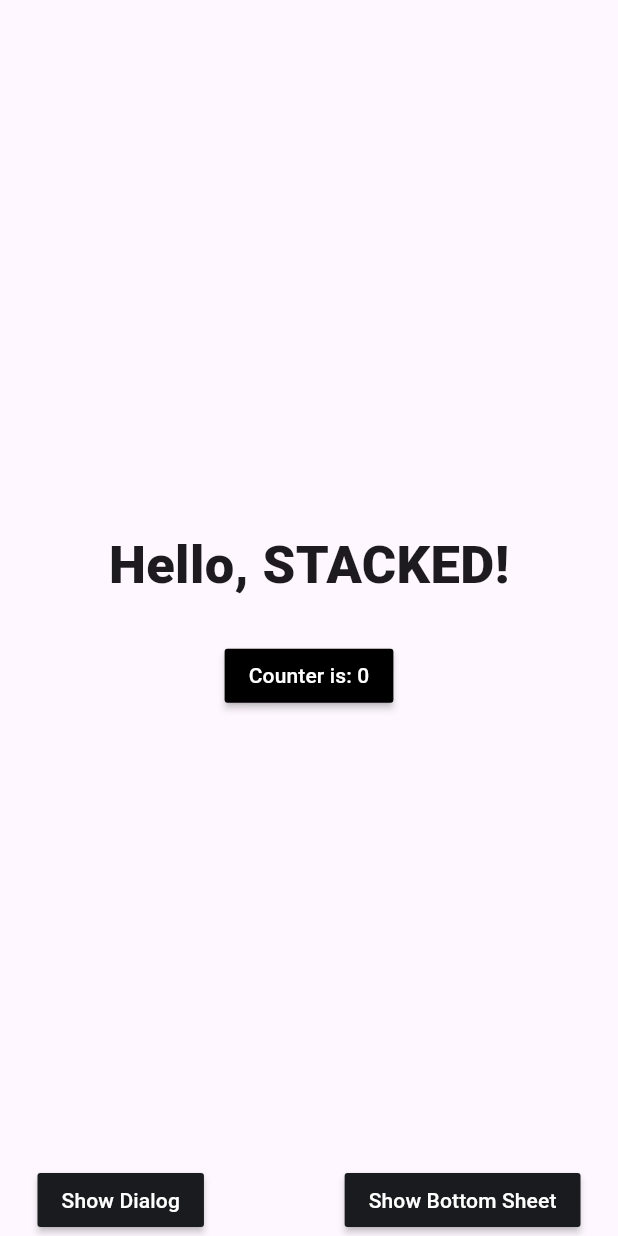
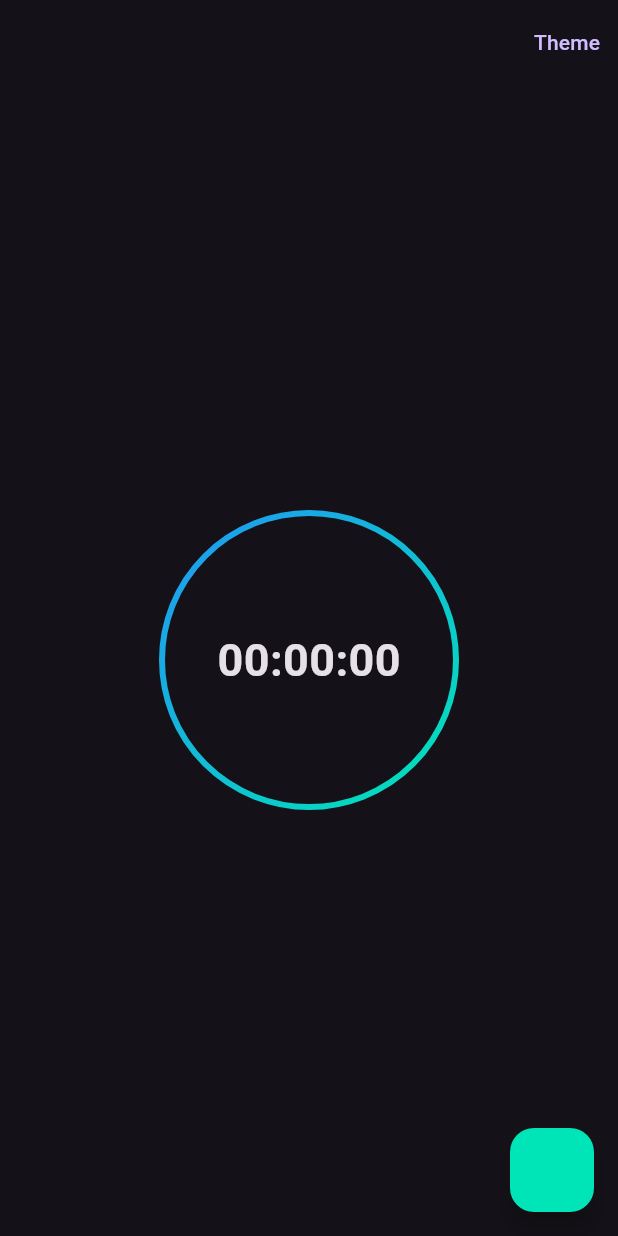
Before and after one commit to shadyaziza/ostra, a Flutter app: the screen it shows after launch, on a phone screen of 412 x 824 dp. Run offline on Flutter 3.47's test engine with Material 3 defaults, Android fonts, the light colour scheme and no system bars; our stand-ins replace rxdart, stacked, stacked_services, stacked_shared.

Commit message:
basic timer and theme

```diff
--- a/lib/app/app.locator.dart
+++ b/lib/app/app.locator.dart
@@ -10,6 +10,8 @@ import 'package:stacked_services/src/bottom_sheet/bottom_sheet_service.dart';
 import 'package:stacked_services/src/dialog/dialog_service.dart';
 import 'package:stacked_services/src/navigation/navigation_service.dart';
 import 'package:stacked_shared/stacked_shared.dart';
+
+import '../services/theme_service.dart';
 
 final locator = StackedLocator.instance;
 
@@ -25,4 +27,5 @@ Future<void> setupLocator({
   locator.registerLazySingleton(() => BottomSheetService());
   locator.registerLazySingleton(() => DialogService());
   locator.registerLazySingleton(() => NavigationService());
+  locator.registerLazySingleton(() => ThemeService(colors: DarkAppColors()));
 }
--- a/lib/app/app.router.dart
+++ b/lib/app/app.router.dart
@@ -5,21 +5,25 @@
 // **************************************************************************
 
 // ignore_for_file: no_leading_underscores_for_library_prefixes
-import 'package:flutter/material.dart' as _i4;
+import 'package:flutter/material.dart' as _i5;
 import 'package:flutter/material.dart';
 import 'package:ostra/ui/views/home/home_view.dart' as _i2;
 import 'package:ostra/ui/views/startup/startup_view.dart' as _i3;
+import 'package:ostra/ui/views/timer/timer_view.dart' as _i4;
 import 'package:stacked/stacked.dart' as _i1;
-import 'package:stacked_services/stacked_services.dart' as _i5;
+import 'package:stacked_services/stacked_services.dart' as _i6;
 
 class Routes {
   static const homeView = '/home-view';
 
   static const startupView = '/startup-view';
 
+  static const timerView = '/timer-view';
+
   static const all = <String>{
     homeView,
     startupView,
+    timerView,
   };
 }
 
@@ -33,18 +37,28 @@ class StackedRouter extends _i1.RouterBase {
       Routes.startupView,
       page: _i3.StartupView,
     ),
+    _i1.RouteDef(
+      Routes.timerView,
+      page: _i4.TimerView,
+    ),
   ];
 
   final _pagesMap = <Type, _i1.StackedRouteFactory>{
     _i2.HomeView: (data) {
-      return _i4.MaterialPageRoute<dynamic>(
+      return _i5.MaterialPageRoute<dynamic>(
         builder: (context) => const _i2.HomeView(),
         settings: data,
       );
     },
     _i3.StartupView: (data) {
-      return _i4.MaterialPageRoute<dynamic>(
+      return _i5.MaterialPageRoute<dynamic>(
         builder: (context) => const _i3.StartupView(),
+        settings: data,
+      );
+    },
+    _i4.TimerView: (data) {
+      return _i5.MaterialPageRoute<dynamic>(
+        builder: (context) => const _i4.TimerView(),
         settings: data,
       );
     },
@@ -57,7 +71,7 @@ class StackedRouter extends _i1.RouterBase {
   Map<Type, _i1.StackedRouteFactory> get pagesMap => _pagesMap;
 }
 
-extension NavigatorStateExtension on _i5.NavigationService {
+extension NavigatorStateExtension on _i6.NavigationService {
   Future<dynamic> navigateToHomeView([
     int? routerId,
     bool preventDuplicates = true,
@@ -80,6 +94,20 @@ extension NavigatorStateExtension on _i5.NavigationService {
         transition,
   ]) async {
     return navigateTo<dynamic>(Routes.startupView,
+        id: routerId,
+        preventDuplicates: preventDuplicates,
+        parameters: parameters,
+        transition: transition);
+  }
+
+  Future<dynamic> navigateToTimerView([
+    int? routerId,
+    bool preventDuplicates = true,
+    Map<String, String>? parameters,
+    Widget Function(BuildContext, Animation<double>, Animation<double>, Widget)?
+        transition,
+  ]) async {
+    return navigateTo<dynamic>(Routes.timerView,
         id: routerId,
         preventDuplicates: preventDuplicates,
         parameters: parameters,
@@ -113,4 +141,18 @@ extension NavigatorStateExtension on _i5.NavigationService {
         parameters: parameters,
         transition: transition);
   }
+
+  Future<dynamic> replaceWithTimerView([
+    int? routerId,
+    bool preventDuplicates = true,
+    Map<String, String>? parameters,
+    Widget Function(BuildContext, Animation<double>, Animation<double>, Widget)?
+        transition,
+  ]) async {
+    return replaceWith<dynamic>(Routes.timerView,
+        id: routerId,
+        preventDuplicates: preventDuplicates,
+        parameters: parameters,
+        transition: transition);
+  }
 }
--- a/lib/main.dart
+++ b/lib/main.dart
@@ -3,6 +3,8 @@ import 'package:ostra/app/app.bottomsheets.dart';
 import 'package:ostra/app/app.dialogs.dart';
 import 'package:ostra/app/app.locator.dart';
 import 'package:ostra/app/app.router.dart';
+import 'package:ostra/services/theme_service.dart';
+import 'package:stacked/stacked.dart';
 import 'package:stacked_services/stacked_services.dart';
 
 Future<void> main() async {
@@ -13,12 +15,15 @@ Future<void> main() async {
   runApp(const MainApp());
 }
 
-class MainApp extends StatelessWidget {
+class MainApp extends StackedView<MainAppViewModel> {
   const MainApp({super.key});
 
   @override
-  Widget build(BuildContext context) {
+  Widget builder(
+      BuildContext context, MainAppViewModel viewModel, Widget? child) {
+    // TODO(shadyaziza): inject this global
     return MaterialApp(
+      theme: viewModel.themeData,
       initialRoute: Routes.startupView,
       onGenerateRoute: StackedRouter().onGenerateRoute,
       navigatorKey: StackedService.navigatorKey,
@@ -27,4 +32,16 @@ class MainApp extends StatelessWidget {
       ],
     );
   }
+
+  @override
+  MainAppViewModel viewModelBuilder(BuildContext context) => MainAppViewModel();
 }
+
+class MainAppViewModel extends ReactiveViewModel {
+  final ThemeService _themeService = locator<ThemeService>();
+
+  ThemeData get themeData => _themeService.themeData;
+
+  @override
+  List<ListenableServiceMixin> get listenableServices => [_themeService];
+}
--- /dev/null
+++ b/lib/services/theme_service.dart
@@ -0,0 +1,70 @@
+import 'package:flutter/material.dart';
+import 'package:stacked/stacked.dart';
+
+class ThemeService with ListenableServiceMixin {
+  AppColors colors;
+
+  ThemeService({required this.colors}) {
+    listenToReactiveValues([_themeData]);
+  }
+
+  AppColors get lightColors => LightAppColors();
+  AppColors get darkColors => DarkAppColors();
+
+  late ThemeData _themeData = darkTheme;
+
+  ThemeData get themeData => _themeData;
+
+  void toggleTheme() {
+    if (_themeData == darkTheme) {
+      _themeData = lightTheme;
+      notifyListeners();
+      return;
+    }
+
+    if (_themeData == lightTheme) {
+      _themeData = darkTheme;
+      notifyListeners();
+      return;
+    }
+  }
+
+  ThemeData get darkTheme {
+    return ThemeData(
+      useMaterial3: true,
+      primaryColor: darkColors.primary,
+      primaryColorDark: darkColors.primary,
+      floatingActionButtonTheme: FloatingActionButtonThemeData(
+        backgroundColor: darkColors.primary,
+      ),
+      brightness: Brightness.dark,
+    );
+  }
+
+  ThemeData get lightTheme {
+    return ThemeData();
+  }
+}
+
+sealed class AppColors {
+  Color get primary;
+  Color get card;
+}
+
+class LightAppColors implements AppColors {
+  @override
+  Color get card => Colors.black12;
+
+  @override
+  Color get primary => const Color(0xFF005C4A);
+}
+
+class DarkAppColors implements AppColors {
+  @override
+  Color get card => Colors.white10;
+
+  @override
+  Color get primary => const Color(0xFF00E5B7);
+}
+
+class AppColorsService {}
--- a/lib/ui/views/startup/startup_viewmodel.dart
+++ b/lib/ui/views/startup/startup_viewmodel.dart
@@ -13,6 +13,6 @@ class StartupViewModel extends BaseViewModel {
     // This is where you can make decisions on where your app should navigate when
     // you have custom startup logic
 
-    _navigationService.replaceWithHomeView();
+    _navigationService.replaceWithTimerView();
   }
 }
--- /dev/null
+++ b/lib/ui/views/timer/timer_view.dart
@@ -0,0 +1,106 @@
+import 'package:flutter/material.dart';
+import 'package:ostra/app/app.locator.dart';
+import 'package:ostra/services/theme_service.dart';
+import 'package:stacked/stacked.dart';
+
+import 'timer_viewmodel.dart';
+
+class TimerView extends StackedView<TimerViewModel> {
+  const TimerView({Key? key}) : super(key: key);
+
+  @override
+  Widget builder(
+    BuildContext context,
+    TimerViewModel viewModel,
+    Widget? child,
+  ) {
+    return Scaffold(
+      appBar: AppBar(actions: [
+        TextButton(
+          onPressed: locator<ThemeService>().toggleTheme,
+          child: const Text('Theme'),
+        ),
+      ]),
+      floatingActionButton:
+          FloatingActionButton(onPressed: viewModel.startTimer),
+      body: Center(
+        child: CircularBorderedGradient(
+          child: Text(
+            viewModel.value,
+            style: const TextStyle(
+              fontSize: 30,
+              fontWeight: FontWeight.bold,
+            ),
+          ),
+        ),
+      ),
+    );
+  }
+
+  @override
+  TimerViewModel viewModelBuilder(
+    BuildContext context,
+  ) =>
+      TimerViewModel();
+}
+
+class CircularBorderedGradient extends StatelessWidget {
+  const CircularBorderedGradient({
+    super.key,
+    required this.child,
+  });
+
+  final Widget child;
+
+  @override
+  Widget build(BuildContext context) {
+    return CustomPaint(
+      painter: CircleBorderGradientPainter(
+        gradient: const LinearGradient(
+          colors: [Colors.blue, Color(0xFF00E5B7)],
+          begin: Alignment.topLeft,
+          end: Alignment.bottomRight,
+        ),
+        strokeWidth: 4.0,
+      ),
+      child: Container(
+        width: 200,
+        height: 200,
+        alignment: Alignment.center,
+        decoration: const BoxDecoration(
+          shape: BoxShape.circle,
+          color: Colors.transparent,
+        ),
+        child: child,
+      ),
+    );
+  }
+}
+
+class CircleBorderGradientPainter extends CustomPainter {
+  final LinearGradient gradient;
+  final double strokeWidth;
+
+  CircleBorderGradientPainter(
+      {required this.gradient, required this.strokeWidth});
+
+  @override
+  void paint(Canvas canvas, Size size) {
+    // Create a paint object
+    final paint = Paint()
+      ..strokeWidth = strokeWidth
+      ..style = PaintingStyle.stroke;
+
+    // Create a rectangle to define the boundaries of the gradient
+    final rect = Offset.zero & size;
+    // Create the shader from the gradient and the rectangle bounds
+    paint.shader = gradient.createShader(rect);
+
+    // Draw the circle with the gradient paint
+    canvas.drawCircle(
+        size.center(Offset.zero), size.width / 2 - strokeWidth / 2, paint);
+  }
+
+  @override
+  bool shouldRepaint(CustomPainter oldDelegate) => false;
+}
--- /dev/null
+++ b/lib/ui/views/timer/timer_viewmodel.dart
@@ -0,0 +1,55 @@
+import 'dart:async';
+
+import 'package:flutter/material.dart';
+import 'package:ostra/app/app.locator.dart';
+import 'package:ostra/services/theme_service.dart';
+import 'package:rxdart/subjects.dart';
+import 'package:stacked/stacked.dart';
+
+class TimerViewModel extends ReactiveViewModel {
+  final ThemeService _themeService = locator<ThemeService>();
+
+  ThemeData get themeData => _themeService.themeData;
+
+  @override
+  List<ListenableServiceMixin> get listenableServices => [_themeService];
+
+  final BehaviorSubject<String> _subject = BehaviorSubject<String>();
+
+  String get elapsedValue => _subject.valueOrNull ?? 0.asHumanReadableTime;
+
+// TODO(shadyaziza): create a formatter
+  String get elapsed => elapsedValue.toString();
+
+  String _value = 0.asHumanReadableTime;
+
+  String get value => _value;
+
+  void startTimer() {
+    Timer.periodic(const Duration(seconds: 1), (timer) {
+      _subject.add(timer.tick.asHumanReadableTime);
+      _value = timer.tick.asHumanReadableTime;
+      rebuildUi();
+    });
+  }
+
+  @override
+  void dispose() {
+    _subject.close();
+    super.dispose();
+  }
+}
+
+extension on int {
+  String get asHumanReadableTime {
+    int hours = this ~/ 3600;
+    int minutes = (this % 3600) ~/ 60;
+    int seconds = this % 60;
+
+    String formattedTime = "${hours.toString().padLeft(2, '0')}:"
+        "${minutes.toString().padLeft(2, '0')}:"
+        "${seconds.toString().padLeft(2, '0')}";
+
+    return formattedTime;
+  }
+}
--- a/pubspec.yaml
+++ b/pubspec.yaml
@@ -9,6 +9,7 @@ environment:
 dependencies:
   flutter:
     sdk: flutter
+  rxdart: ^0.27.7
   stacked: ^3.4.0
   stacked_services: ^1.1.0
 
```
Also changed, not shown: lib/app/app.dart (+6 -2 lines), pubspec.lock, 4 other files.
